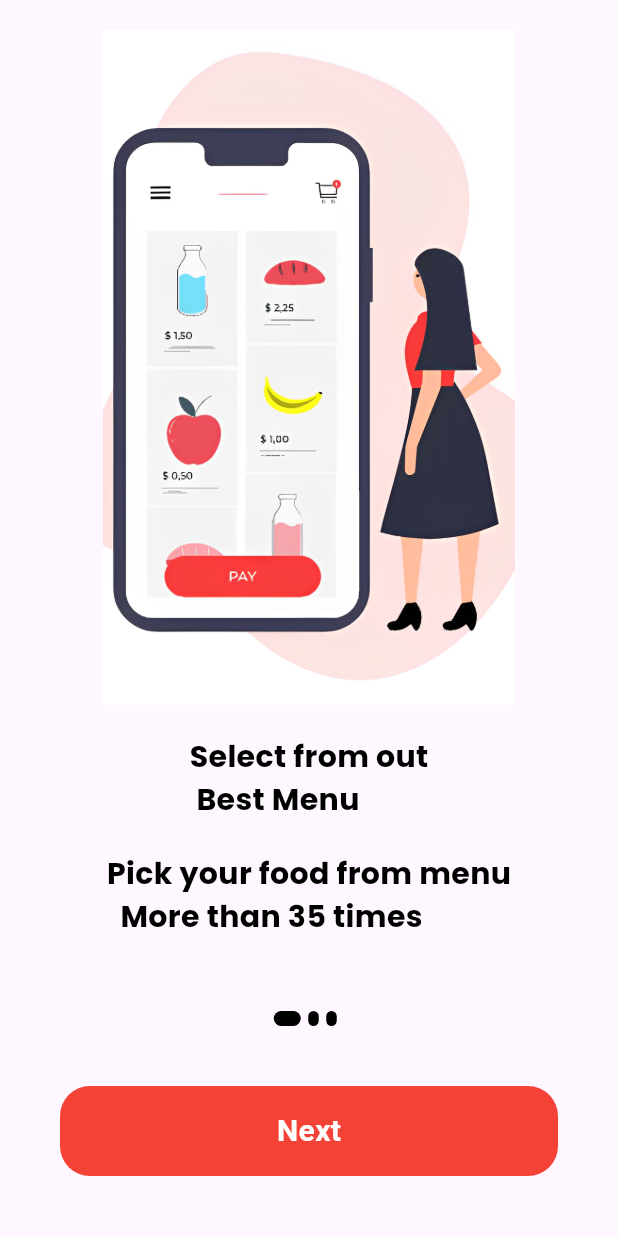
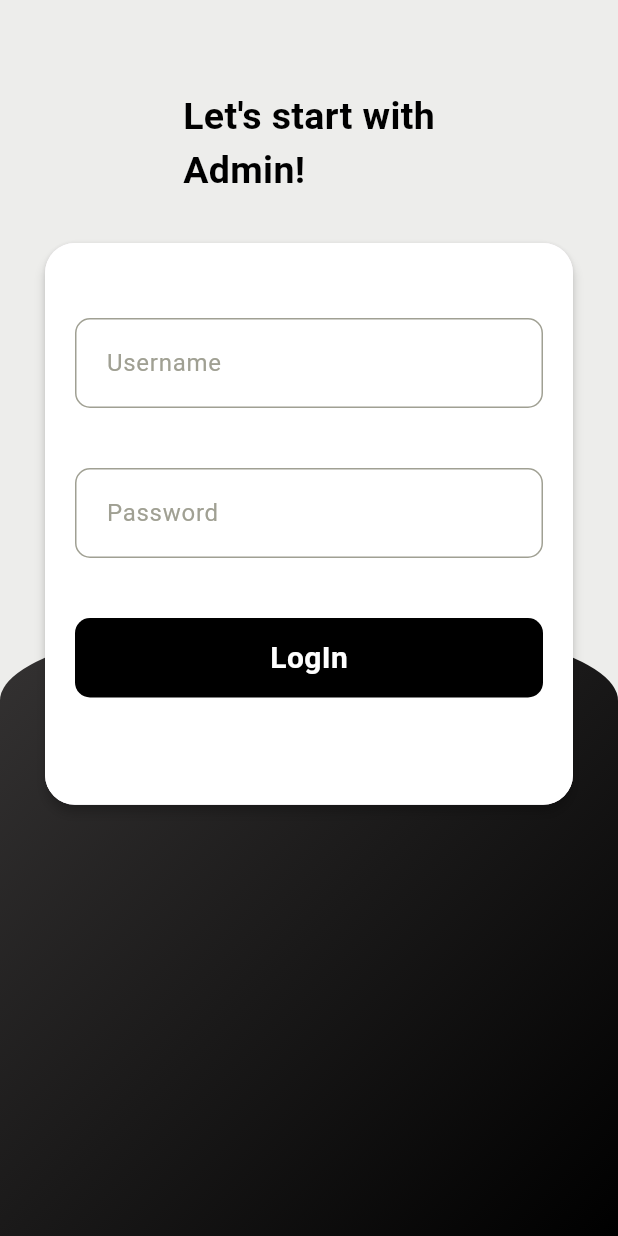
Before and after one commit to tungtrieu0801/E-commerce-app, a Flutter app: the screen it shows after launch, on a phone screen of 412 x 824 dp. Run offline on Flutter 3.47's test engine with Material 3 defaults, Android fonts, the phone set to English and light mode, and no system bars; our stand-ins replace cloud_firestore, curved_navigation_bar, firebase_auth, firebase_core, image_picker, random_string and 1 more; missing offline and left inert: flutter_stripe; accounts and stored records are empty.

Commit message:
add login_admin_ui

```diff
--- /dev/null
+++ b/lib/admin/admin_login.dart
@@ -0,0 +1,188 @@
+import 'package:cloud_firestore/cloud_firestore.dart';
+import 'package:flutter/material.dart';
+
+import 'admin_home.dart';
+
+class AdminLogin extends StatefulWidget {
+  const AdminLogin({super.key});
+
+  @override
+  State<AdminLogin> createState() => _AdminLoginState();
+}
+
+class _AdminLoginState extends State<AdminLogin> {
+  final GlobalKey<FormState> _formkey = GlobalKey<FormState>();
+  TextEditingController usernamecontroller = new TextEditingController();
+  TextEditingController userpasswordcontroller = new TextEditingController();
+
+  @override
+  Widget build(BuildContext context) {
+    return Scaffold(
+      backgroundColor: Color(0xFFededeb),
+      body: Container(
+        child: Stack(
+          children: [
+            Container(
+              margin:
+              EdgeInsets.only(top: MediaQuery.of(context).size.height / 2),
+              padding: EdgeInsets.only(top: 45.0, left: 20.0, right: 20.0),
+              height: MediaQuery.of(context).size.height,
+              width: MediaQuery.of(context).size.width,
+              decoration: BoxDecoration(
+                  gradient: LinearGradient(
+                      colors: [Color.fromARGB(255, 53, 51, 51), Colors.black],
+                      begin: Alignment.topLeft,
+                      end: Alignment.bottomRight),
+                  borderRadius: BorderRadius.vertical(
+                      top: Radius.elliptical(
+                          MediaQuery.of(context).size.width, 110.0))),
+            ),
+            Container(
+              margin: EdgeInsets.only(left: 30.0, right: 30.0, top: 60.0),
+              child: Form(
+                  key: _formkey,
+                  child: Column(
+                    children: [
+                      Text(
+                        "Let's start with\nAdmin!",
+                        style: TextStyle(
+                            color: Colors.black,
+                            fontSize: 25.0,
+                            fontWeight: FontWeight.bold),
+                      ),
+                      SizedBox(
+                        height: 30.0,
+                      ),
+                      Material(
+                        elevation: 3.0,
+                        borderRadius: BorderRadius.circular(20),
+                        child: Container(
+                          height: MediaQuery.of(context).size.height / 2.2,
+                          decoration: BoxDecoration(
+                            color: Colors.white,
+                            borderRadius: BorderRadius.circular(20),
+                          ),
+                          child: Column(
+                            children: [
+                              SizedBox(
+                                height: 50.0,
+                              ),
+                              Container(
+                                padding: EdgeInsets.only(
+                                    left: 20.0, top: 5.0, bottom: 5.0),
+                                margin: EdgeInsets.symmetric(horizontal: 20.0),
+                                decoration: BoxDecoration(
+                                    border: Border.all(
+                                        color:
+                                        Color.fromARGB(255, 160, 160, 147)),
+                                    borderRadius: BorderRadius.circular(10)),
+                                child: Center(
+                                  child: TextFormField(
+                                    controller: usernamecontroller,
+                                    validator: (value) {
+                                      if (value == null || value.isEmpty) {
+                                        return 'Please Enter Username';
+                                      }
+                                    },
+                                    decoration: InputDecoration(
+                                        border: InputBorder.none,
+                                        hintText: "Username",
+                                        hintStyle: TextStyle(
+                                            color: Color.fromARGB(
+                                                255, 160, 160, 147))),
+                                  ),
+                                ),
+                              ),
+                              SizedBox(
+                                height: 40.0,
+                              ),
+                              Container(
+                                padding: EdgeInsets.only(
+                                    left: 20.0, top: 5.0, bottom: 5.0),
+                                margin: EdgeInsets.symmetric(horizontal: 20.0),
+                                decoration: BoxDecoration(
+                                    border: Border.all(
+                                        color:
+                                        Color.fromARGB(255, 160, 160, 147)),
+                                    borderRadius: BorderRadius.circular(10)),
+                                child: Center(
+                                  child: TextFormField(
+                                    controller: userpasswordcontroller,
+                                    validator: (value) {
+                                      if (value == null || value.isEmpty) {
+                                        return 'Please Enter Password';
+                                      }
+                                    },
+                                    decoration: InputDecoration(
+                                        border: InputBorder.none,
+                                        hintText: "Password",
+                                        hintStyle: TextStyle(
+                                            color: Color.fromARGB(
+                                                255, 160, 160, 147))),
+                                  ),
+                                ),
+                              ),
+                              SizedBox(
+                                height: 40.0,
+                              ),
+                              GestureDetector(
+                                onTap: (){
+                                  LoginAdmin();
+                                },
+                                child: Container(
+                                  padding: EdgeInsets.symmetric(vertical: 12.0),
+                                  margin: EdgeInsets.symmetric(horizontal: 20.0),
+                                  width: MediaQuery.of(context).size.width,
+                                  decoration: BoxDecoration(
+                                      color: Colors.black,
+                                      borderRadius: BorderRadius.circular(10)),
+                                  child: Center(
+                                    child: Text(
+                                      "LogIn",
+                                      style: TextStyle(
+                                          color: Colors.white,
+                                          fontSize: 20.0,
+                                          fontWeight: FontWeight.bold),
+                                    ),
+                                  ),
+                                ),
+                              )
+                            ],
+                          ),
+                        ),
+                      ),
+                    ],
+                  )),
+            )
+          ],
+        ),
+      ),
+    );
+  }
+
+  LoginAdmin() {
+    FirebaseFirestore.instance.collection("admin").get().then((snapshot) {
+      snapshot.docs.forEach((result) {
+        if (result.data()['id'] != usernamecontroller.text.trim()) {
+          ScaffoldMessenger.of(context).showSnackBar(SnackBar(
+              backgroundColor: Colors.orangeAccent,
+              content: Text(
+                "Your id is not correct",
+                style: TextStyle(fontSize: 18.0),
+              )));
+        } else if (result.data()['password'] !=
+            userpasswordcontroller.text.trim()) {
+          ScaffoldMessenger.of(context).showSnackBar(SnackBar(
+              backgroundColor: Colors.orangeAccent,
+              content: Text(
+                "Your password is not correct",
+                style: TextStyle(fontSize: 18.0),
+              )));
+        } else {
+          Route route = MaterialPageRoute(builder: (context) => HomeAdmin());
+          Navigator.pushReplacement(context, route);
+        }
+      });
+    });
+  }
+}
--- a/lib/main.dart
+++ b/lib/main.dart
@@ -1,3 +1,4 @@
+import 'package:ecommerceapp/admin/admin_login.dart';
 import 'package:ecommerceapp/pages/bottom_navigation.dart';
 import 'package:ecommerceapp/pages/home.dart';
 import 'package:ecommerceapp/pages/login.dart';
@@ -24,7 +25,7 @@ class MyApp extends StatelessWidget {
   Widget build(BuildContext context) {
     return MaterialApp(
 
-      home: Onboard(),
+      home: AdminLogin(),
     );
   }
 }
--- a/pubspec.yaml
+++ b/pubspec.yaml
@@ -38,6 +38,7 @@ dependencies:
   http: ^1.2.0
   random_string: ^2.3.1
   shared_preferences: ^2.2.2
+  image_picker: ^1.0.7
 
   # The following adds the Cupertino Icons font to your application.
   # Use with the CupertinoIcons class for iOS style icons.
```
Also changed, not shown: lib/admin/admin_add_food.dart (added, +291 -0 lines), lib/admin/admin_home.dart (added, +52 -0 lines), pubspec.lock, 5 other files.
